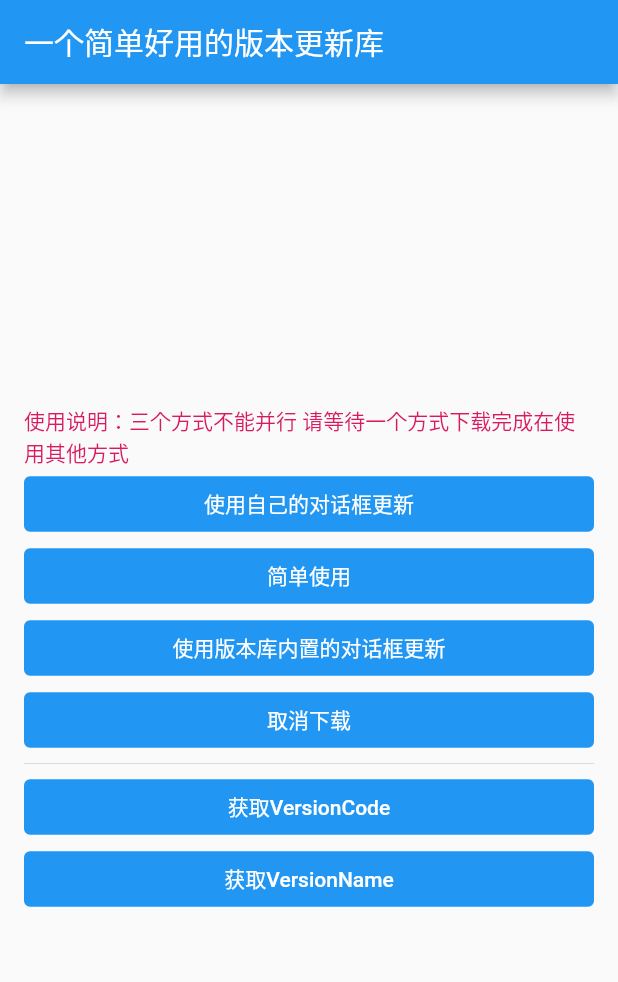
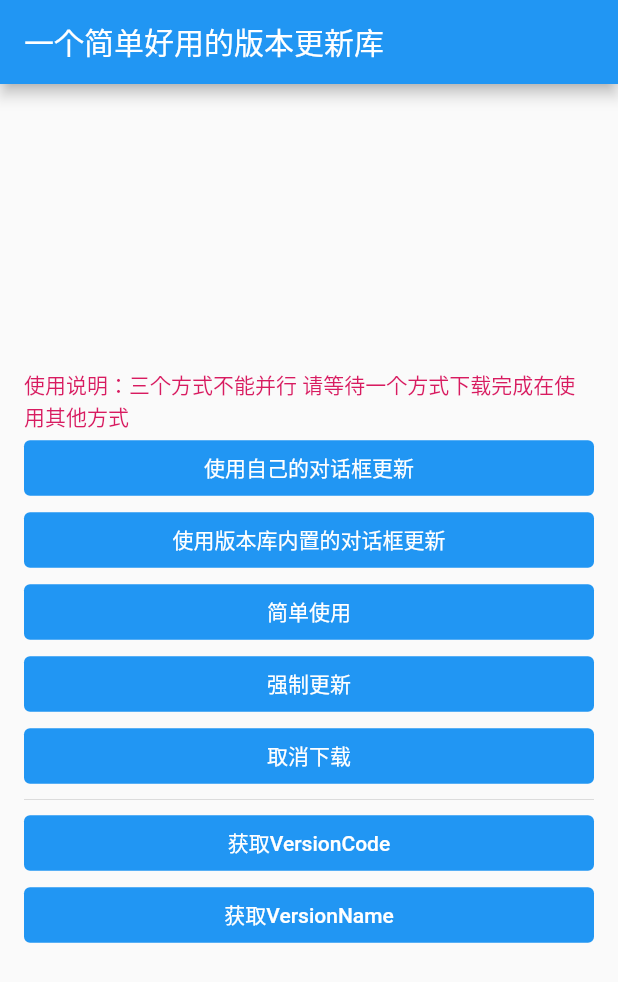
Before and after one commit to azhon/flutter_app_update, a Flutter app: the screen it shows after launch, after a tap on "使用版本库内置的对话框更新", on a phone screen of 412 x 824 dp. Shown: the top 982 px of the screen. Run offline on Flutter 3.47's test engine with Material 2 defaults, Android fonts, the phone set to English and light mode, and no system bars.

Commit message:
fix: UI 优化

```diff
--- a/example/lib/main.dart
+++ b/example/lib/main.dart
@@ -46,77 +46,46 @@ class _HomePageState extends State<HomePage> {
             '使用说明：三个方式不能并行 请等待一个方式下载完成在使用其他方式',
             style: TextStyle(color: Color(0xFFD81B60), fontSize: 14),
           ),
-          Container(
-            width: double.infinity,
-            child: TextButton(
-              style: TextButton.styleFrom(backgroundColor: Colors.blue),
-              onPressed: () {
-                _useOwnerDialog();
-              },
-              child: Text('使用自己的对话框更新', style: TextStyle(color: Colors.white)),
-            ),
-          ),
-          Container(
-            width: double.infinity,
-            child: TextButton(
-              style: TextButton.styleFrom(backgroundColor: Colors.blue),
-              onPressed: () {
-                _simpleUse(true);
-              },
-              child: Text('简单使用', style: TextStyle(color: Colors.white)),
-            ),
-          ),
-          Container(
-            width: double.infinity,
-            child: TextButton(
-              style: TextButton.styleFrom(backgroundColor: Colors.blue),
-              onPressed: () {
-                _useBuiltInDialog();
-              },
-              child:
-                  Text('使用版本库内置的对话框更新', style: TextStyle(color: Colors.white)),
-            ),
-          ),
-          Container(
-            width: double.infinity,
-            child: TextButton(
-              style: TextButton.styleFrom(backgroundColor: Colors.blue),
-              onPressed: () {
-                AzhonAppUpdate.cancel.then((value) {
-                  print('取消下载结果 = $value');
-                });
-              },
-              child: Text('取消下载', style: TextStyle(color: Colors.white)),
-            ),
-          ),
+          _item('使用自己的对话框更新', () {
+            _useOwnerDialog();
+          }),
+          _item('使用版本库内置的对话框更新', () {
+            _useBuiltInDialog(false);
+          }),
+          _item('简单使用', () {
+            _simpleUse(true);
+          }),
+          _item('强制更新', () {
+            _useBuiltInDialog(true);
+          }),
+          _item('取消下载', () {
+            AzhonAppUpdate.cancel.then((value) {
+              print('取消下载结果 = $value');
+            });
+          }),
           Divider(height: 10),
-          Container(
-            width: double.infinity,
-            child: TextButton(
-              style: TextButton.styleFrom(backgroundColor: Colors.blue),
-              onPressed: () {
-                AzhonAppUpdate.getVersionCode.then((value) {
-                  print('获取到的versionCode = $value');
-                });
-              },
-              child:
-                  Text('获取VersionCode', style: TextStyle(color: Colors.white)),
-            ),
-          ),
-          Container(
-            width: double.infinity,
-            child: TextButton(
-              style: TextButton.styleFrom(backgroundColor: Colors.blue),
-              onPressed: () {
-                AzhonAppUpdate.getVersionName.then((value) {
-                  print('获取到的versionName = $value');
-                });
-              },
-              child:
-                  Text('获取VersionName', style: TextStyle(color: Colors.white)),
-            ),
-          ),
+          _item('获取VersionCode', () {
+            AzhonAppUpdate.getVersionCode.then((value) {
+              print('获取到的versionCode = $value');
+            });
+          }),
+          _item('获取VersionName', () {
+            AzhonAppUpdate.getVersionName.then((value) {
+              print('获取到的versionName = $value');
+            });
+          }),
         ],
+      ),
+    );
+  }
+
+  Widget _item(String text, VoidCallback onPressed) {
+    return Container(
+      width: double.infinity,
+      child: TextButton(
+        style: TextButton.styleFrom(backgroundColor: Colors.blue),
+        child: Text(text, style: TextStyle(color: Colors.white)),
+        onPressed: () => onPressed.call(),
       ),
     );
   }
@@ -151,7 +120,7 @@ class _HomePageState extends State<HomePage> {
   }
 
   ///使用内置对话框
-  _useBuiltInDialog() {
+  _useBuiltInDialog(bool forcedUpgrade) {
     UpdateModel model = UpdateModel(
       url,
       "flutterUpdate.apk",
@@ -163,6 +132,7 @@ class _HomePageState extends State<HomePage> {
       apkSize: "20.4",
       appStoreId: '抖音/id1142110895',
       showiOSDialog: true,
+      forcedUpgrade: forcedUpgrade,
     );
     AzhonAppUpdate.update(model).then((value) => print(value));
   }
```
Also changed, not shown: example/pubspec.lock.
